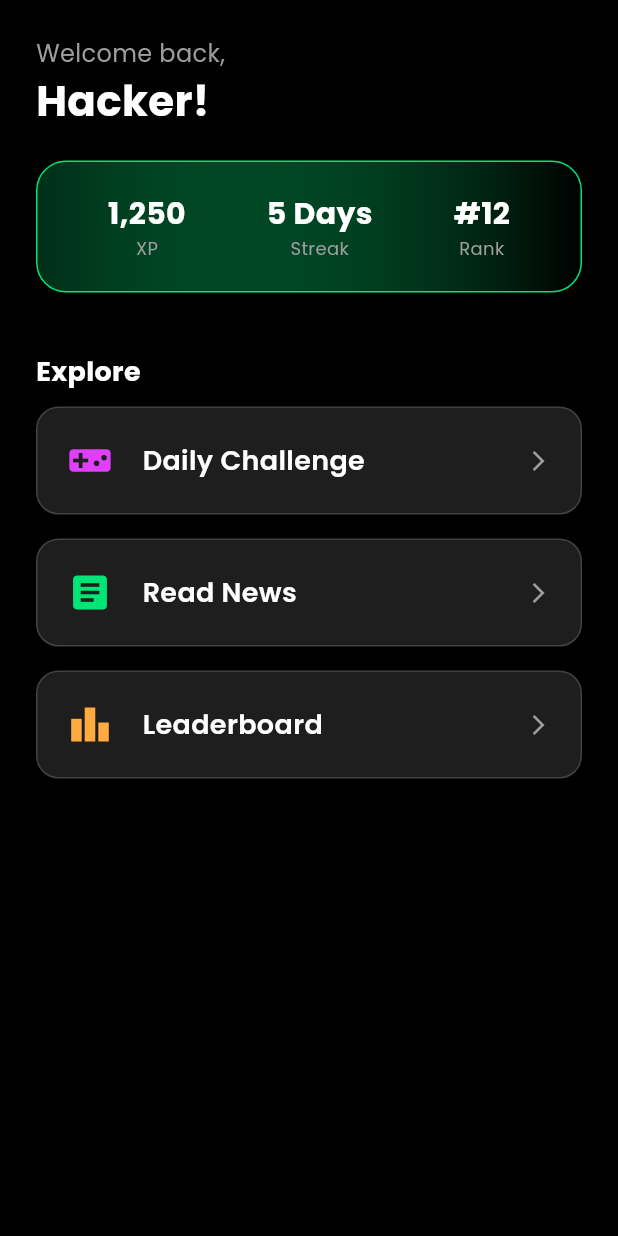
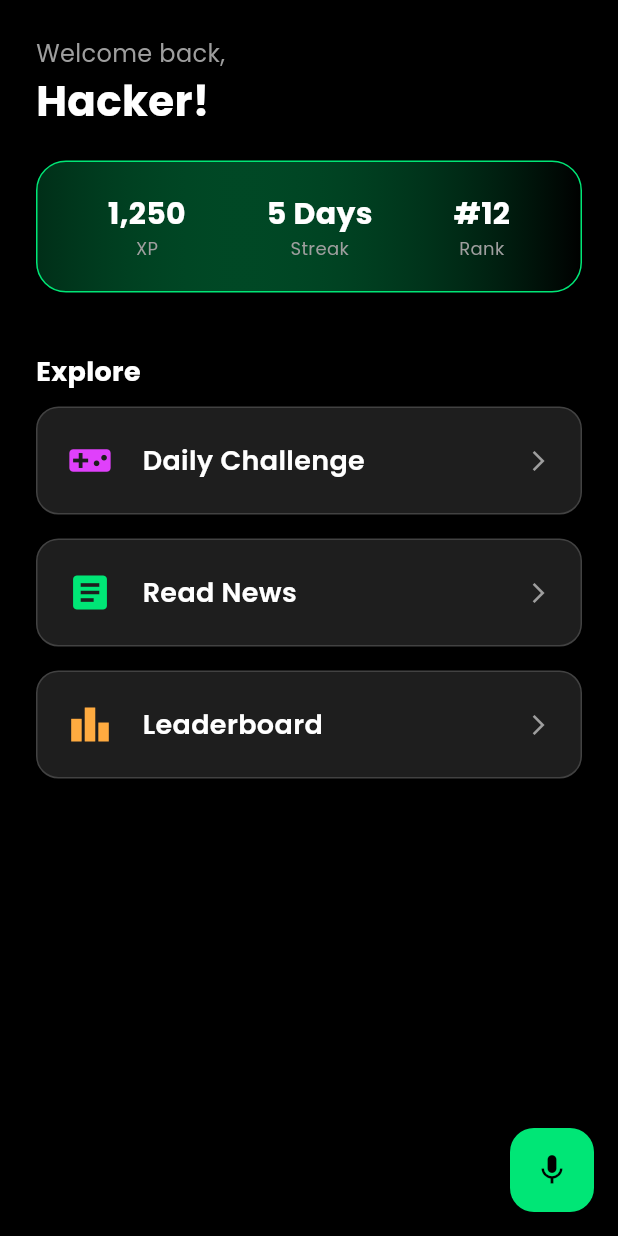
Before and after one commit to Tanusha-Srinivasan2/KeepUp, a Flutter app: the screen it shows after launch, on a phone screen of 412 x 824 dp. Run offline on Flutter 3.47's test engine with Material 3 defaults, Android fonts, the phone set to English and light mode, and no system bars; our stand-ins replace flutter_card_swiper, flutter_tts, google_fonts, speech_to_text.

```diff
--- a/keep_up_hackathon/keep_up_app/lib/screens/landing_page.dart
+++ b/keep_up_hackathon/keep_up_app/lib/screens/landing_page.dart
@@ -1,37 +1,54 @@
 import 'package:flutter/material.dart';
 import 'package:google_fonts/google_fonts.dart';
-import 'category_screen.dart';
-import 'home_screen.dart'; // We will update this to accept categories
-import 'leaderboard_screen.dart'; // We will create this next
-import 'quiz_screen.dart'; // We need to fetch quiz before navigating
 import 'package:http/http.dart' as http;
 import 'dart:convert';
+
+// Navigation Imports
+import 'category_screen.dart';
+import 'leaderboard_screen.dart';
+import 'quiz_screen.dart';
 import '../models/quiz_model.dart';
+
+// Widget Imports
+import '../widgets/voice_button.dart'; // <--- NEW IMPORT
 
 class LandingPage extends StatelessWidget {
   const LandingPage({super.key});
 
   Future<void> _startQuiz(BuildContext context) async {
-    // Fetch Quiz Logic here (moved from HomeScreen)
+    // Show loading indicator
+    ScaffoldMessenger.of(
+      context,
+    ).showSnackBar(const SnackBar(content: Text("Loading Daily Challenge...")));
+
     try {
+      // NOTE: Using 10.0.2.2 for Android Emulator
       final url = Uri.parse('http://10.0.2.2:8080/api/news/quiz');
       final response = await http.get(url);
+
       if (response.statusCode == 200) {
         final List<dynamic> quizData = json.decode(response.body);
         final List<QuizQuestion> questions = quizData
             .map((q) => QuizQuestion.fromJson(q))
             .toList();
-        Navigator.push(
-          context,
-          MaterialPageRoute(
-            builder: (context) => QuizScreen(questions: questions),
+
+        if (context.mounted) {
+          Navigator.push(
+            context,
+            MaterialPageRoute(
+              builder: (context) => QuizScreen(questions: questions),
+            ),
+          );
+        }
+      }
+    } catch (e) {
+      if (context.mounted) {
+        ScaffoldMessenger.of(context).showSnackBar(
+          const SnackBar(
+            content: Text("Could not load quiz. Try generating on backend."),
           ),
         );
       }
-    } catch (e) {
-      ScaffoldMessenger.of(
-        context,
-      ).showSnackBar(const SnackBar(content: Text("Could not load quiz.")));
     }
   }
 
@@ -39,6 +56,9 @@ class LandingPage extends StatelessWidget {
   Widget build(BuildContext context) {
     return Scaffold(
       backgroundColor: Colors.black,
+      // GLOBAL VOICE ASSISTANT BUTTON
+      floatingActionButton: const VoiceAssistantButton(),
+
       body: SafeArea(
         child: Padding(
           padding: const EdgeInsets.all(24.0),
@@ -65,7 +85,10 @@ class LandingPage extends StatelessWidget {
                 padding: const EdgeInsets.all(20),
                 decoration: BoxDecoration(
                   gradient: LinearGradient(
-                    colors: [Color(0xFF00E676).withOpacity(0.2), Colors.black],
+                    colors: [
+                      const Color(0xFF00E676).withOpacity(0.2),
+                      Colors.black,
+                    ],
                   ),
                   borderRadius: BorderRadius.circular(20),
                   border: Border.all(color: const Color(0xFF00E676)),
@@ -180,7 +203,7 @@ class LandingPage extends StatelessWidget {
                 ),
               ),
               const Spacer(),
-              Icon(Icons.arrow_forward_ios, color: Colors.grey, size: 16),
+              const Icon(Icons.arrow_forward_ios, color: Colors.grey, size: 16),
             ],
           ),
         ),
```
